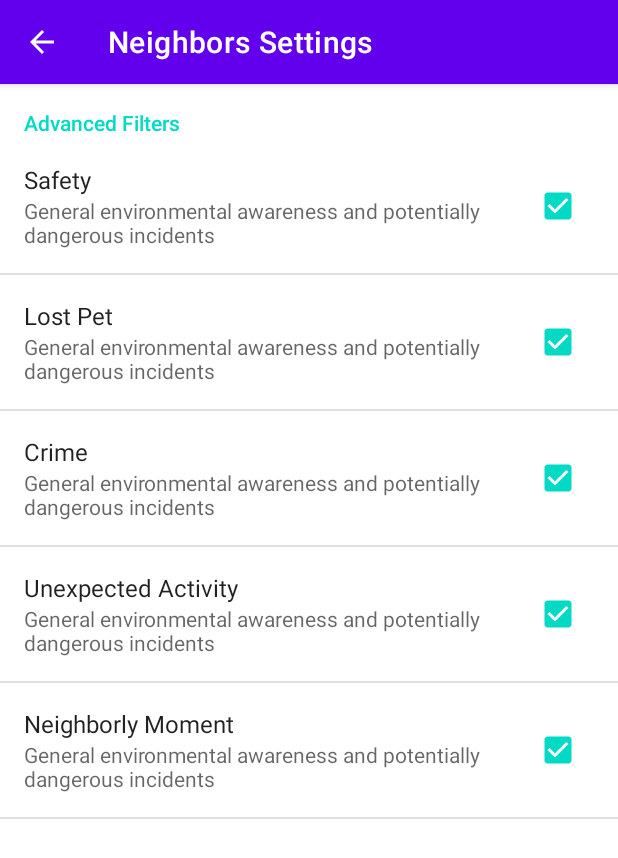
After one commit to harishtanu007/proSafe, an Android app: the CustomIncidentsActivity screen opened directly, with no data from a screen before it, on a phone screen of 412 x 824 dp. The commit adds this screen. Shown: the top 858 px of the screen. Run offline under Robolectric (Android 15) with nearby library versions, the phone set to English and light mode, and no system bars; our stand-ins replace Firebase (no records; nobody signed in at launch, a user with empty details on screens opened directly), androidx.preference.

Commit message:
Implemented Incident Category Filter

```diff
--- a/app/build.gradle
+++ b/app/build.gradle
@@ -46,6 +46,7 @@ dependencies {
     implementation 'com.google.firebase:firebase-auth:19.2.0'
     implementation 'com.google.firebase:firebase-crashlytics:17.4.1'
     implementation 'com.google.firebase:firebase-perf:19.1.1'
+    implementation 'androidx.preference:preference:1.1.1'
     testImplementation 'junit:junit:4.+'
     // Dependency FirebaseUI for Firebase Realtime Database
     implementation 'com.firebaseui:firebase-ui-database:6.2.1'
--- /dev/null
+++ b/app/src/main/java/com/harish/prosafe/ui/customincidents/CustomIncidentsActivity.java
@@ -0,0 +1,80 @@
+package com.harish.prosafe.ui.customincidents;
+
+import android.app.Activity;
+import android.content.Context;
+import android.content.Intent;
+import android.content.pm.PackageInfo;
+import android.content.pm.PackageManager;
+import android.location.Address;
+import android.location.Geocoder;
+import android.location.Location;
+import android.os.Build;
+import android.os.Bundle;
+import android.preference.Preference;
+import android.preference.PreferenceFragment;
+import android.text.TextUtils;
+import android.util.Log;
+import android.view.MenuItem;
+import android.widget.Toast;
+
+import androidx.appcompat.app.ActionBar;
+import androidx.appcompat.app.AppCompatActivity;
+import androidx.preference.PreferenceFragmentCompat;
+
+import com.harish.prosafe.R;
+import com.harish.prosafe.data.adapters.AddressValueChangeListener;
+import com.harish.prosafe.data.model.Coordinates;
+import com.harish.prosafe.ui.myposts.MyPostsActivity;
+import com.harish.prosafe.ui.settings.AppCompatPreferenceActivity;
+import com.harish.prosafe.ui.settings.SettingsActivity;
+import com.harish.prosafe.ui.updatelocation.UpdateCurrentLocationActivity;
+import com.harish.prosafe.util.Constants;
+import com.harish.prosafe.util.IBackendProvider;
+
+import java.util.ArrayList;
+import java.util.List;
+import java.util.Locale;
+import java.util.Objects;
+
+import static com.harish.prosafe.util.Constants.LOCATION_ADDRESS;
+
+public class CustomIncidentsActivity extends AppCompatPreferenceActivity {
+    private static final String TAG = SettingsActivity.class.getSimpleName();
+    IBackendProvider backendProvider;
+    @Override
+    protected void onCreate(Bundle savedInstanceState) {
+        super.onCreate(savedInstanceState);
+        getSupportActionBar().setDisplayHomeAsUpEnabled(true);
+        getSupportActionBar().setTitle(R.string.neighbor_settings);
+        backendProvider = IBackendProvider.getBackendProvider();
+
+        // load settings fragment
+        getFragmentManager().beginTransaction().replace(android.R.id.content, new MainPreferenceFragment()).commit();
+    }
+
+    public static class MainPreferenceFragment extends PreferenceFragment {
+        IBackendProvider backendProvider;
+        private Preference currentAddress;
+
+        @Override
+        public void onCreate(final Bundle savedInstanceState) {
+            super.onCreate(savedInstanceState);
+            addPreferencesFromResource(R.xml.root_preferences);
+        }
+
+
+    }
+
+
+
+    @Override
+    public boolean onOptionsItemSelected(MenuItem item) {
+        switch (item.getItemId()) {
+            case android.R.id.home:
+                finish();
+                return true;
+        }
+
+        return super.onOptionsItemSelected(item);
+    }
+}
--- /dev/null
+++ b/app/src/main/res/drawable/ic_baseline_filter_alt_24.xml
@@ -0,0 +1,5 @@
+<vector android:height="24dp" android:tint="#FFFFFF"
+    android:viewportHeight="24" android:viewportWidth="24"
+    android:width="24dp" xmlns:android="http://schemas.android.com/apk/res/android">
+    <path android:fillColor="@android:color/white" android:pathData="M4.25,5.61C6.27,8.2 10,13 10,13v6c0,0.55 0.45,1 1,1h2c0.55,0 1,-0.45 1,-1v-6c0,0 3.72,-4.8 5.74,-7.39C20.25,4.95 19.78,4 18.95,4H5.04C4.21,4 3.74,4.95 4.25,5.61z"/>
+</vector>
--- /dev/null
+++ b/app/src/main/res/xml/root_preferences.xml
@@ -0,0 +1,36 @@
+<?xml version="1.0" encoding="utf-8"?>
+<PreferenceScreen xmlns:app="http://schemas.android.com/apk/res-auto"
+    xmlns:android="http://schemas.android.com/apk/res/android">
+
+    <PreferenceCategory android:title="@string/messages_header">
+
+        <CheckBoxPreference
+            android:defaultValue="true"
+            android:key="key_category_safety"
+            android:summary="General environmental awareness and potentially dangerous incidents"
+            android:title="Safety" />
+        <CheckBoxPreference
+            android:defaultValue="true"
+            android:key="key_category_safety"
+            android:summary="General environmental awareness and potentially dangerous incidents"
+            android:title="Lost Pet" />
+        <CheckBoxPreference
+            android:defaultValue="true"
+            android:key="key_category_safety"
+            android:summary="General environmental awareness and potentially dangerous incidents"
+            android:title="Crime" />
+        <CheckBoxPreference
+            android:defaultValue="true"
+            android:key="key_category_safety"
+            android:summary="General environmental awareness and potentially dangerous incidents"
+            android:title="Unexpected Activity" />
+        <CheckBoxPreference
+            android:defaultValue="true"
+            android:key="key_category_safety"
+            android:summary="General environmental awareness and potentially dangerous incidents"
+            android:title="Neighborly Moment" />
+
+    </PreferenceCategory>
+
+
+</PreferenceScreen>
```
Also changed, not shown: app/src/main/AndroidManifest.xml (+7 -4 lines), app/src/main/java/com/harish/prosafe/ui/home/HomeFragment.java (+13 -1 lines), app/src/main/res/layout/fragment_home.xml (+22 -3 lines), app/src/main/res/layout/settings_activity.xml (added, +9 -0 lines), app/src/main/res/values/arrays.xml (added, +12 -0 lines), app/src/main/res/values/strings.xml (+16 -0 lines).
